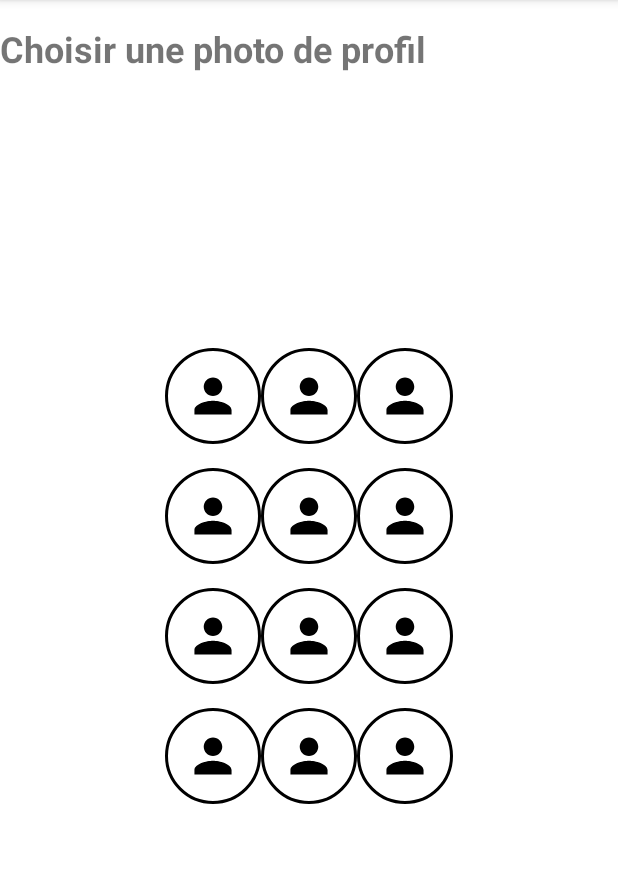
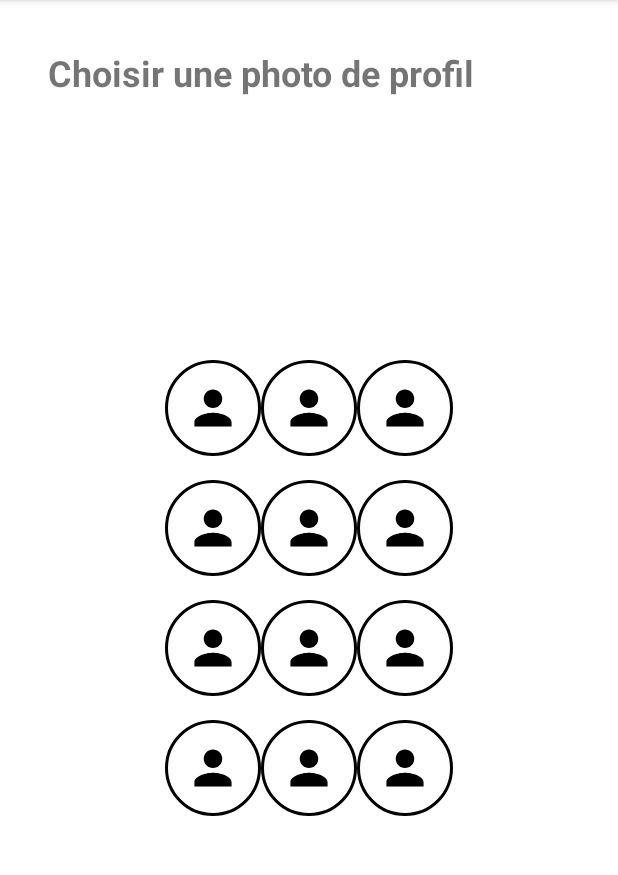
Before and after one commit to youenPlusquellec/KikeOu, an Android app: the ProfilePictureActivity screen opened directly, with no data from a screen before it, on a phone screen of 412 x 824 dp, the part 84-959 px from its top. Run offline under Robolectric (Android 15) with nearby library versions, the phone set to English and light mode, and no system bars; our stand-ins replace CircleImageView, Picasso; pictures from the network do not load.

Commit message:
Update according to PR

```diff
--- a/app/src/main/java/com/example/kikeou/CoworkersFragment.kt
+++ b/app/src/main/java/com/example/kikeou/CoworkersFragment.kt
@@ -68,8 +68,8 @@ class CoworkersFragment:Fragment(R.layout.fragment_coworkers) {
         val contact1 = Contact(1, "tel", "06.99.32.82.34")
         val contact2 = Contact(2, "email", "wilfried.pepin@outlook")
         val agenda = Agenda(1, "maman" ,50, "https://meetanentrepreneur.lu/wp-content/uploads/2019/08/profil-linkedin.jpg", listOf(contact1, contact2), listOf(loc1, loc2), false)
-        val agenda2 = Agenda(2, "papa" ,52, "ma photo", listOf(contact1, contact2), listOf(loc1, loc2), false)
-        val agenda3 = Agenda(3, "moi" ,50, "ma photo", listOf(contact1, contact2), listOf(loc1, loc2), false)
+        val agenda2 = Agenda(2, "papa" ,52, "", listOf(contact1, contact2), listOf(loc1, loc2), false)
+        val agenda3 = Agenda(3, "moi" ,50, "", listOf(contact1, contact2), listOf(loc1, loc2), false)
         val agenda4 = Agenda(4, "toi" ,52, "https://kazeistore.files.wordpress.com/2018/09/pile-face3.jpg", listOf(contact1, contact2), listOf(loc1, loc2), false)
 
         val agendas = listOf(agenda, agenda2, agenda3, agenda4)
--- a/app/src/main/java/com/example/kikeou/ProfilePictureActivity.kt
+++ b/app/src/main/java/com/example/kikeou/ProfilePictureActivity.kt
@@ -27,7 +27,7 @@ class ProfilePictureActivity : AppCompatActivity() {
         "https://www.postplanner.com/hs-fs/hub/513577/file-2886416984-png/blog-files/facebook-profile-pic-vs-cover-photo-sq.png?width=250&height=250&name=facebook-profile-pic-vs-cover-photo-sq.png",
         "https://static.independent.co.uk/s3fs-public/thumbnails/image/2015/06/24/19/gay-pride.jpg?width=982&height=726&auto=webp&quality=75",
         "https://lh3.googleusercontent.com/proxy/9io-JZk38MscM2OrFWUGTdvv1Lt-R-piY41U497dDBHFR0cDb3q_BF32p3eC3RAIdP-AJqkSTU4sLTcCtVMZRqL3jsnwiK_20m8",
-        "https://i.pinimg.com/originals/31/6c/37/316c3748190aa5a24e1295d8a1cc2ca2.jpg",
+        "https://cdn.radiofrance.fr/s3/cruiser-production/2019/03/b80afc41-0af5-4496-8a68-3b753b1d0474/1136_gettyimages-151324506.jpg",
         "https://p16-va-default.akamaized.net/img/musically-maliva-obj/1655574325839877~c5_1080x1080.jpeg"
     )
 
--- a/app/src/main/res/layout/activity_profile_picture.xml
+++ b/app/src/main/res/layout/activity_profile_picture.xml
@@ -4,18 +4,24 @@
     xmlns:tools="http://schemas.android.com/tools"
     android:layout_width="match_parent"
     android:layout_height="match_parent"
+    android:paddingStart="16dp"
+    android:paddingTop="16dp"
+    android:paddingEnd="16dp"
     tools:context=".ProfilePictureActivity">
 
     <TextView
         android:id="@+id/profile_picture_title"
         android:layout_width="match_parent"
         android:layout_height="wrap_content"
+        android:layout_marginStart="16dp"
         android:layout_marginTop="16dp"
+        android:layout_marginEnd="16dp"
         android:text="@string/profile_picture_title"
         android:textSize="@dimen/main_titles_text_size"
         android:textStyle="bold"
-        app:layout_constraintTop_toTopOf="parent"
-        tools:layout_editor_absoluteX="16dp" />
+        app:layout_constraintEnd_toEndOf="parent"
+        app:layout_constraintStart_toStartOf="parent"
+        app:layout_constraintTop_toTopOf="parent" />
 
     <androidx.gridlayout.widget.GridLayout
         android:id="@+id/profile_pictures_list"
```
Also changed, not shown: app/src/main/AndroidManifest.xml (+5 -5 lines), app/src/main/java/com/example/kikeou/ProfileDetailsActivity.kt (+4 -12 lines).
